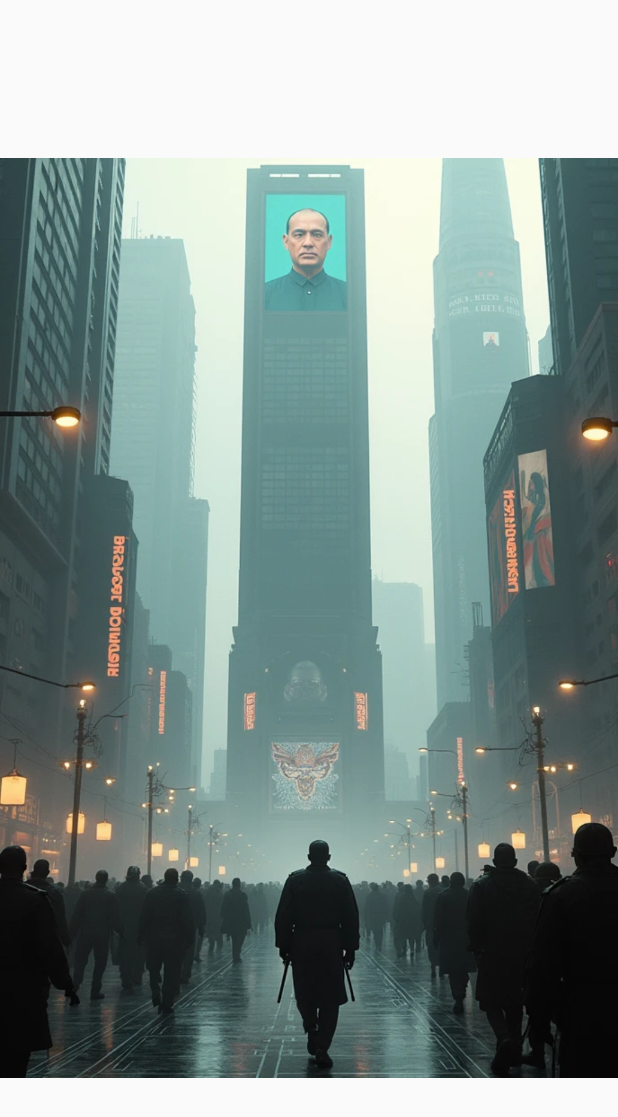
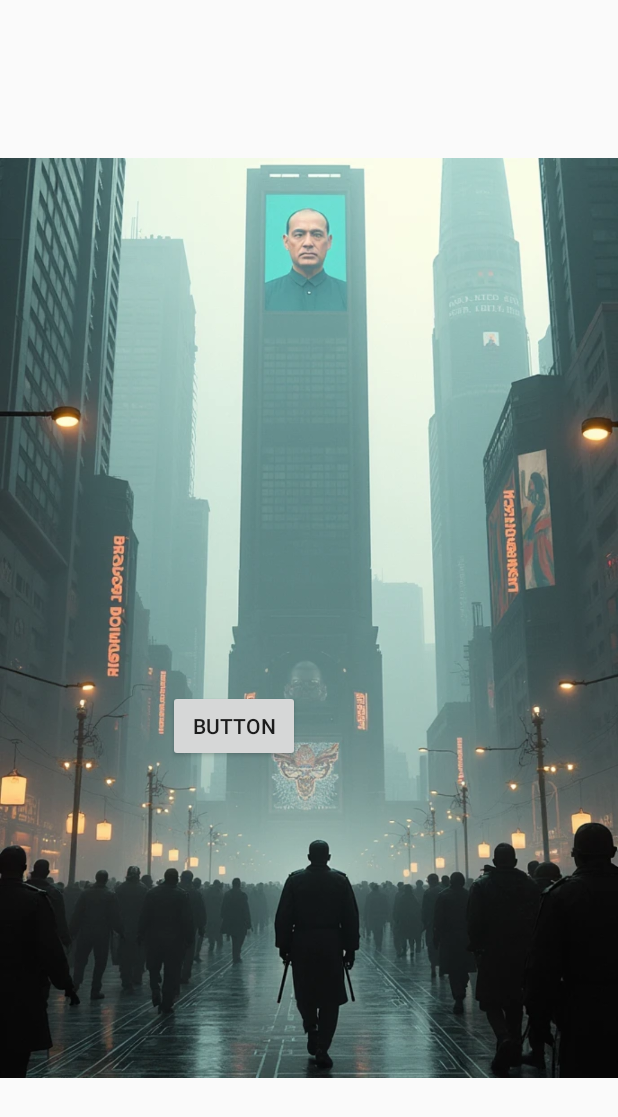
Before and after one commit to Stansan0/CountryMaster, an Android app built with Jetpack Compose: the screen it shows after launch (login1), on a phone screen of 412 x 824 dp. Shown: the top 1117 px of the screen. Run offline under Robolectric (Android 15) with nearby library versions, the light colour scheme and no system bars.

Commit message:
Intent button principal

```diff
--- a/app/src/main/AndroidManifest.xml
+++ b/app/src/main/AndroidManifest.xml
@@ -13,6 +13,9 @@
         android:theme="@style/Theme.AppCompat"
         tools:targetApi="31">
         <activity
+            android:name=".FondoMundo1"
+            android:exported="false" />
+        <activity
             android:name=".login1"
             android:exported="true"
             android:theme="@style/Theme.AppCompat.Light.NoActionBar"
--- a/app/src/main/java/com/example/countrymaster/login1.kt
+++ b/app/src/main/java/com/example/countrymaster/login1.kt
@@ -1,6 +1,9 @@
 package com.example.countrymaster
 
+import android.content.Intent
 import android.os.Bundle
+import android.widget.Button
+import android.widget.Toast
 import androidx.activity.enableEdgeToEdge
 import androidx.appcompat.app.AppCompatActivity
 import androidx.core.view.ViewCompat
@@ -11,10 +14,10 @@ class login1 : AppCompatActivity() {
         super.onCreate(savedInstanceState)
         enableEdgeToEdge()
         setContentView(R.layout.activity_login1)
-        ViewCompat.setOnApplyWindowInsetsListener(findViewById(R.id.main)) { v, insets ->
-            val systemBars = insets.getInsets(WindowInsetsCompat.Type.systemBars())
-            v.setPadding(systemBars.left, systemBars.top, systemBars.right, systemBars.bottom)
-            insets
+        val buttonPrincipal = findViewById<Button>(R.id.buttonPrincipal)
+        Toast.makeText(this,"onCreate", Toast.LENGTH_SHORT).show();
+        buttonPrincipal.setOnClickListener {
+            startActivity(Intent(this,FondoMundo1::class.java))
         }
     }
 }
--- a/app/src/main/res/layout/activity_login1.xml
+++ b/app/src/main/res/layout/activity_login1.xml
@@ -17,4 +17,15 @@
         tools:layout_editor_absoluteX="0dp"
         tools:ignore="MissingConstraints" />
 
+    <Button
+        android:id="@+id/buttonPrincipal"
+        android:layout_width="wrap_content"
+        android:layout_height="wrap_content"
+        android:layout_marginBottom="316dp"
+        android:text="Button"
+        app:layout_constraintBottom_toBottomOf="parent"
+        app:layout_constraintEnd_toEndOf="parent"
+        app:layout_constraintHorizontal_bias="0.346"
+        app:layout_constraintStart_toStartOf="parent" />
+
 </androidx.constraintlayout.widget.ConstraintLayout>
```
